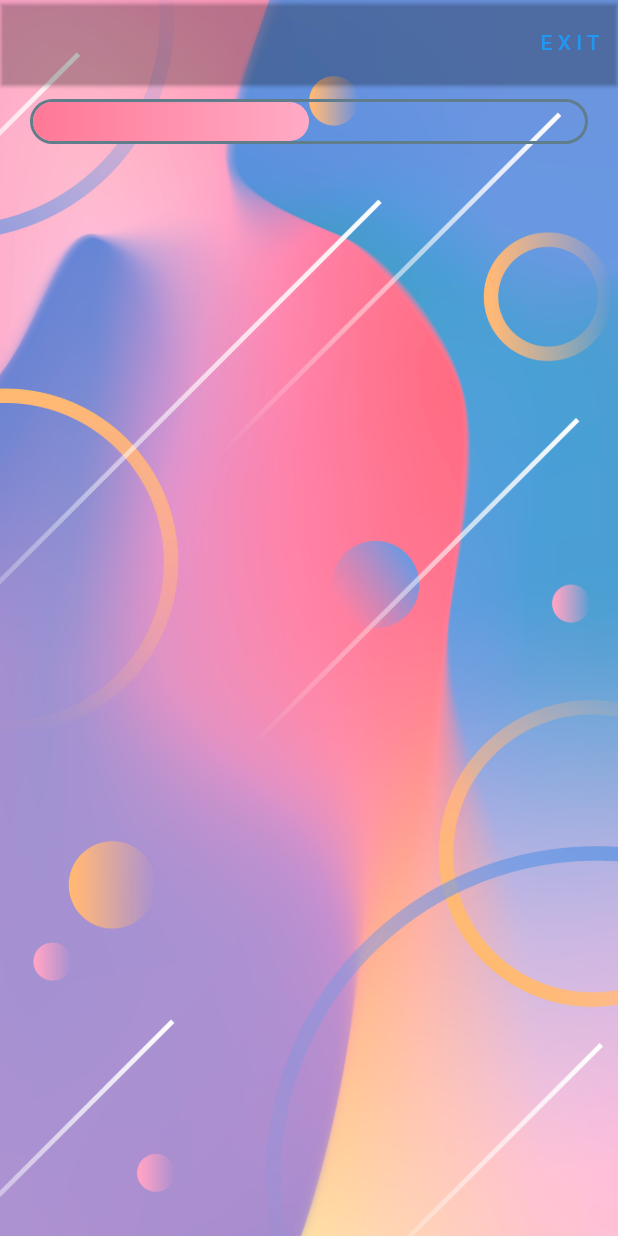
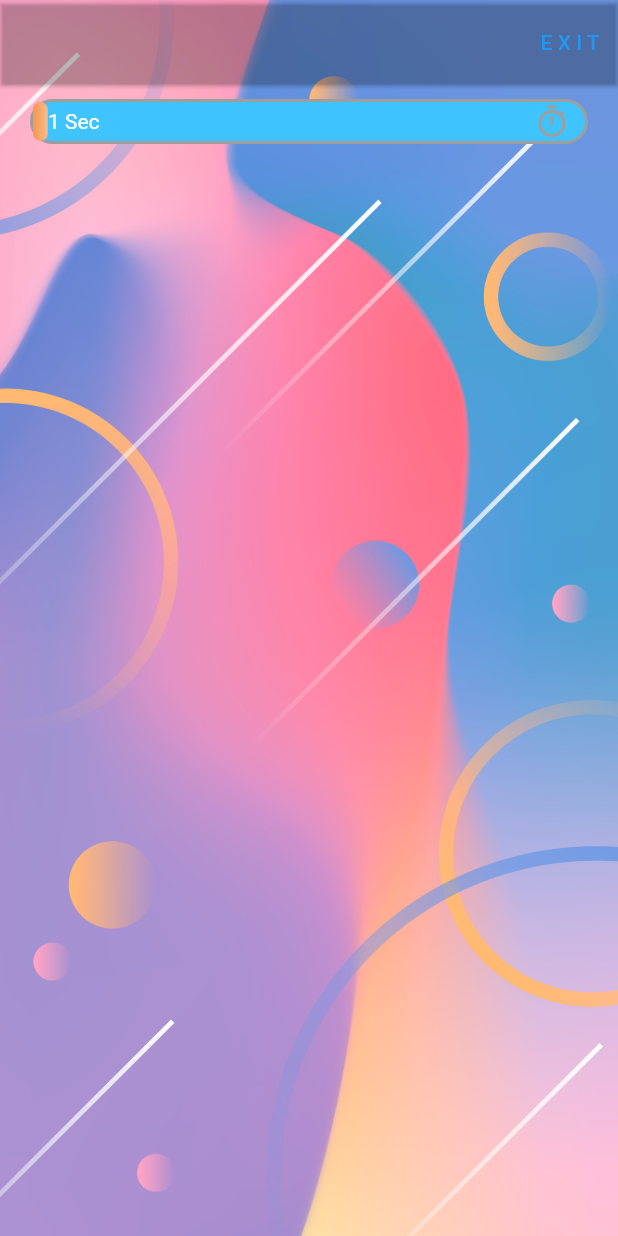
Before and after one commit to hdwhitem/Quiz_App, a Flutter app: the first screen one second after launch, on a phone screen of 412 x 824 dp. Run offline on Flutter 3.47's test engine with Material 2 defaults, Android fonts, the phone set to English and light mode, and no system bars; our stand-ins replace get.

Commit message:
Progress Bar Animated

```diff
--- a/lib/constants.dart
+++ b/lib/constants.dart
@@ -2,8 +2,8 @@ import 'package:flutter/material.dart';
 
 const double kDefaultPadding = 20.0;
 const kPrimaryGradient = LinearGradient(colors: [
-  //Color.fromRGBO(250, 180, 126, 1),
-  //Color.fromRGBO(254, 205, 166, 1)
-  Color.fromRGBO(255, 120, 150, 1),
-  Color.fromRGBO(255, 171, 197, 1)
+  Color.fromARGB(255, 246, 150, 77),
+  Color.fromARGB(255, 247, 189, 142)
+  //Color.fromRGBO(255, 120, 150, 1),
+  //Color.fromRGBO(255, 171, 197, 1)
 ], begin: Alignment.centerLeft, end: Alignment.centerRight);
--- /dev/null
+++ b/lib/controller/question_controller.dart
@@ -0,0 +1,23 @@
+import 'package:flutter/material.dart';
+import 'package:get/get.dart';
+
+class QuestionController extends GetxController
+    with SingleGetTickerProviderMixin {
+  late AnimationController _animationController;
+  late Animation _animation;
+
+  Animation get animation => _animation;
+
+  @override
+  void onInit() {
+    _animationController =
+        AnimationController(duration: const Duration(seconds: 30), vsync: this);
+    _animation = Tween(begin: 0.0, end: 1.0).animate(_animationController)
+      ..addListener(() {
+        update();
+      });
+
+    _animationController.forward();
+    super.onInit();
+  }
+}
--- a/lib/screen/quiz_screen.dart
+++ b/lib/screen/quiz_screen.dart
@@ -1,5 +1,5 @@
 import 'package:flutter/material.dart';
-import 'package:quiz_app/constants.dart';
+import '../widget/progress_bar.dart';
 
 class QuizScreen extends StatelessWidget {
   const QuizScreen({Key? key}) : super(key: key);
@@ -28,41 +28,7 @@ class Body extends StatelessWidget {
   Widget build(BuildContext context) {
     return Stack(
       children: [
-        Container(
-          decoration: const BoxDecoration(
-            image: DecorationImage(
-              image: AssetImage("asset/background.jpg"),
-              fit: BoxFit.cover,
-            ),
-          ),
-        ),
-        SafeArea(
-          child: Padding(
-            padding: EdgeInsets.symmetric(horizontal: kDefaultPadding),
-            child: Column(children: [
-              Container(
-                margin: const EdgeInsets.only(top: 10),
-                width: double.infinity,
-                height: 30,
-                decoration: BoxDecoration(
-                  border: Border.all(color: Colors.blueGrey, width: 2),
-                  borderRadius: BorderRadius.circular(50),
-                ),
-                child: Stack(
-                  children: [
-                    LayoutBuilder(
-                        builder: (context, constraints) => Container(
-                              width: constraints.maxWidth * 0.5,
-                              decoration: BoxDecoration(
-                                  gradient: kPrimaryGradient,
-                                  borderRadius: BorderRadius.circular(50)),
-                            ))
-                  ],
-                ),
-              )
-            ]),
-          ),
-        ),
+        ProgressBar(),
       ],
     );
   }
--- /dev/null
+++ b/lib/widget/progress_bar.dart
@@ -0,0 +1,71 @@
+import 'package:flutter/material.dart';
+import 'package:get/get_state_manager/get_state_manager.dart';
+import 'package:quiz_app/constants.dart';
+import 'package:quiz_app/controller/question_controller.dart';
+
+class ProgressBar extends StatelessWidget {
+  const ProgressBar({
+    Key? key,
+  }) : super(key: key);
+
+  @override
+  Widget build(BuildContext context) {
+    return Container(
+      decoration: const BoxDecoration(
+        image: DecorationImage(
+          image: AssetImage("asset/background.jpg"),
+          fit: BoxFit.cover,
+        ),
+      ),
+      child: SafeArea(
+        child: Padding(
+          padding: const EdgeInsets.symmetric(horizontal: kDefaultPadding),
+          child: Column(children: [
+            Container(
+              margin: const EdgeInsets.only(top: 10),
+              width: double.infinity,
+              height: 30,
+              decoration: BoxDecoration(
+                  border: Border.all(color: Colors.grey, width: 2),
+                  borderRadius: BorderRadius.circular(50),
+                  color: Colors.lightBlueAccent),
+              child: GetBuilder<QuestionController>(
+                  init: QuestionController(),
+                  builder: (controller) {
+                    return Stack(
+                      children: [
+                        LayoutBuilder(
+                          builder: (context, constraints) => Container(
+                            width: constraints.maxWidth *
+                                controller.animation.value,
+                            decoration: BoxDecoration(
+                                gradient: kPrimaryGradient,
+                                borderRadius: BorderRadius.circular(50)),
+                          ),
+                        ),
+                        Positioned.fill(
+                            child: Padding(
+                          padding: const EdgeInsets.symmetric(
+                              horizontal: kDefaultPadding / 2),
+                          child: Row(
+                            mainAxisAlignment: MainAxisAlignment.spaceBetween,
+                            children: [
+                              Text(
+                                  "${(controller.animation.value * 30).round()} Sec"),
+                              const Icon(
+                                Icons.timer_sharp,
+                                color: Colors.grey,
+                              )
+                            ],
+                          ),
+                        ))
+                      ],
+                    );
+                  }),
+            )
+          ]),
+        ),
+      ),
+    );
+  }
+}
--- a/pubspec.yaml
+++ b/pubspec.yaml
@@ -34,6 +34,7 @@ dependencies:
   # The following adds the Cupertino Icons font to your application.
   # Use with the CupertinoIcons class for iOS style icons.
   cupertino_icons: ^1.0.2
+  get: ^4.6.5
 
 dev_dependencies:
   flutter_test:
```
Also changed, not shown: pubspec.lock.
